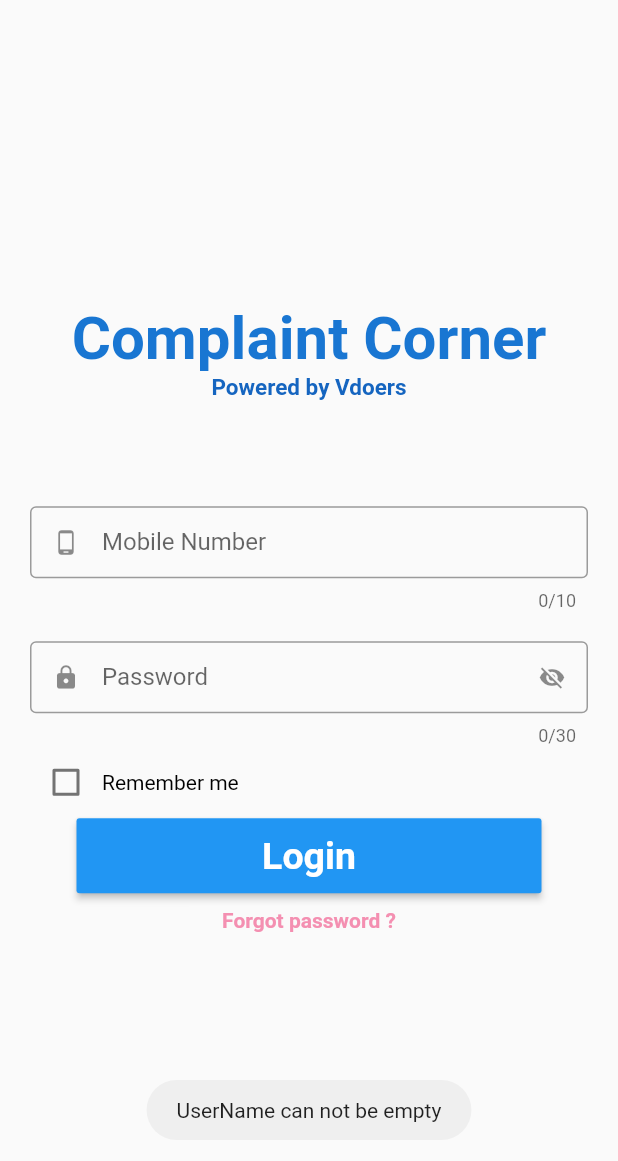
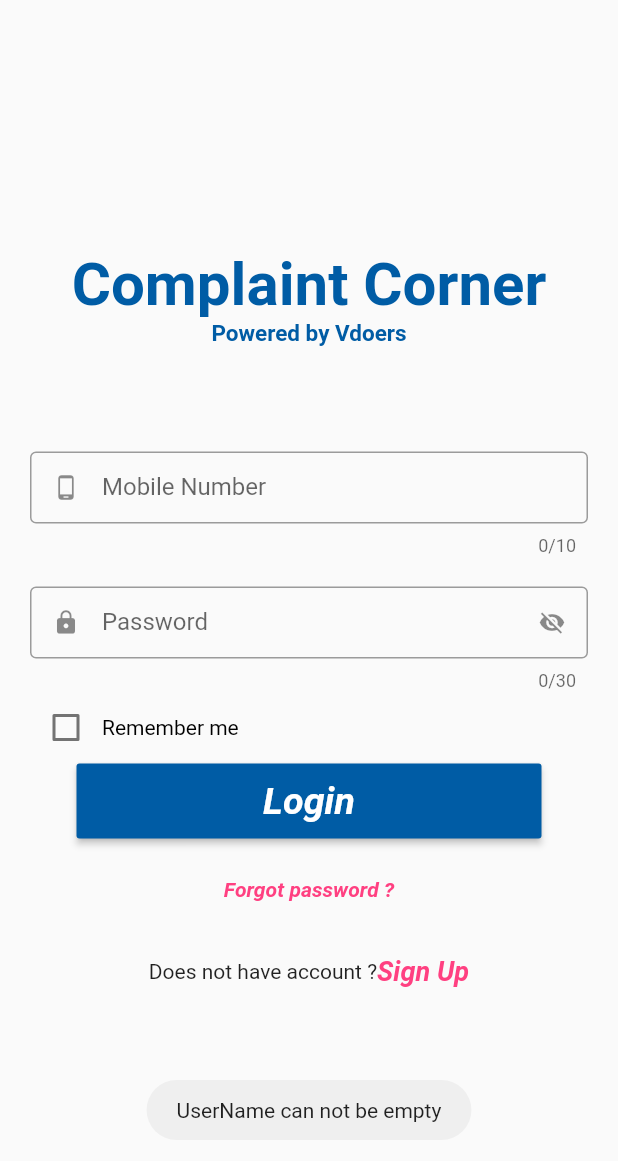
Before and after one commit to Agrim1210/Login_Page, a Flutter app: the screen it shows after launch, after a tap on "Login", on a phone screen of 412 x 824 dp. Shown: the top 1161 px of the screen. Run offline on Flutter 3.47's test engine with Material 2 defaults, Android fonts, the phone set to English and light mode, and no system bars; our stand-ins replace fluttertoast, shared_preferences.

```diff
--- /dev/null
+++ b/lib/TextWidgets.dart
@@ -0,0 +1,34 @@
+import 'package:flutter/material.dart';
+import './main.dart';
+class BelowTitle extends StatelessWidget {
+  BelowTitle({@required this.belowTitle});
+  final String belowTitle;
+  @override
+  Widget build(BuildContext context) {
+    return Text(
+      belowTitle,
+      style: TextStyle(
+        color: Color(0xFF005CA5),
+        fontWeight: FontWeight.bold,
+        fontSize: 15,
+      ),
+    );
+  }
+}
+
+class MainTitle extends StatelessWidget {
+  MainTitle({@required this.title});
+  final String title;
+
+  @override
+  Widget build(BuildContext context) {
+    return Text(
+      title,
+      style: TextStyle(
+        fontSize: 40,
+        fontWeight: FontWeight.bold,
+        color: Color(0xFF005CA5),
+      ),
+    );
+  }
+}
--- /dev/null
+++ b/lib/constants.dart
@@ -0,0 +1,24 @@
+import 'package:flutter/material.dart';
+
+const kTextFieldDecoration = InputDecoration(
+  prefixIcon: Icon(Icons.phone_android),
+  hintText: 'Required',
+  labelText: 'Mobile Number ',
+  // counterText: '0/10',
+  hintMaxLines: 10,
+  border: const OutlineInputBorder(),
+  contentPadding: EdgeInsets.symmetric(vertical: 8, horizontal: 8),
+  isDense: true,
+);
+const kPassTextFieldDecoration = InputDecoration(
+  hintMaxLines: 30,
+  prefixIcon: Icon(Icons.lock),
+  suffixIcon: Icon(
+    Icons.visibility_off,
+  ),
+  border: const OutlineInputBorder(),
+  hintText: 'Required',
+  labelText: 'Password ',
+  contentPadding: EdgeInsets.symmetric(vertical: 8, horizontal: 8),
+  isDense: true,
+);
--- a/lib/main.dart
+++ b/lib/main.dart
@@ -1,48 +1,66 @@
+import 'package:Login_Page/TextWidgets.dart';
+import 'package:Login_Page/homesceen.dart';
+import 'package:Login_Page/signup_page.dart';
 import 'package:flutter/material.dart';
 import 'package:fluttertoast/fluttertoast.dart';
+import 'signup_page.dart';
+import 'package:shared_preferences/shared_preferences.dart';
+import './constants.dart';
 
-void main() {
-  runApp(MyApp());
-}
+void main() => runApp(
+      MaterialApp(
+        home: MyApp(),
+      ),
+    );
 
 class MyApp extends StatefulWidget {
   @override
-  _MyAppState createState() => _MyAppState();
+  MyAppState createState() => MyAppState();
 }
 
-class _MyAppState extends State<MyApp> {
-  var _name;
-  var _password;
+class MyAppState extends State<MyApp> {
+  var name;
+  var password;
 
-  final _nameController = TextEditingController();
-  final _passwordController = TextEditingController();
-  bool _rememberMeFlag = false;
+  final nameController = TextEditingController();
+  final passwordController = TextEditingController();
+  bool rememberMeFlag = false;
+  // SharedPreferences prefs =
+  //                     await SharedPreferences.getInstance();
+  //   String MobileNo = prefs.getString('MobileNo');
+  //  String Password = prefs.getString('Password');
+  //  bool RememeberMe = prefs.getBool('RememeberMe');
+  @override
+  void initState() {
+    super.initState();
+    getValue();
+  }
+  // Future<String>saveData()async{
+
+  // }
 
   @override
   Widget build(BuildContext context) {
-    return MaterialApp(
-      home: Scaffold(
+    return FutureBuilder(
+        future: getValue(),
+        builder: (BuildContext context, AsyncSnapshot<void> snapshot) {
+          if (snapshot.connectionState == ConnectionState.done &&
+              name != null &&
+              password != null) {
+            return HomeScreen();
+          } else {
+            return Scaffold(
               resizeToAvoidBottomPadding: false,
               body: Container(
                 margin: EdgeInsets.all(20),
                 child: Column(
                   mainAxisAlignment: MainAxisAlignment.center,
                   children: <Widget>[
-              Text(
-                'Complaint Corner',
-                style: TextStyle(
-                  fontSize: 40,
-                  fontWeight: FontWeight.bold,
-                  color: Colors.blue[700],
+                    MainTitle(
+                      title: 'Complaint Corner',
                     ),
-              ),
-              Text(
-                'Powered by Vdoers',
-                style: TextStyle(
-                  color: Colors.blue[800],
-                  fontWeight: FontWeight.bold,
-                  fontSize: 15,
-                ),
+                    BelowTitle(
+                      belowTitle: 'Powered by Vdoers',
                     ),
                     SizedBox(
                       width: 350,
@@ -51,17 +69,8 @@ class _MyAppState extends State<MyApp> {
                     TextFormField(
                       maxLength: 10,
                       keyboardType: TextInputType.number,
-                controller: _nameController,
-                decoration: const InputDecoration(
-                  prefixIcon: Icon(Icons.phone_android),
-                  hintText: 'Required',
-                  labelText: 'Mobile Number ',
-                  counterText: '0/10',
-                  border: const OutlineInputBorder(),
-                  contentPadding:
-                      EdgeInsets.symmetric(vertical: 8, horizontal: 8),
-                  isDense: true,
-                ),
+                      controller: nameController,
+                      decoration: kTextFieldDecoration,
                     ),
                     SizedBox(
                       width: 150,
@@ -69,38 +78,23 @@ class _MyAppState extends State<MyApp> {
                     ),
                     TextFormField(
                       maxLength: 30,
-                controller: _passwordController,
+                      controller: passwordController,
                       obscureText: true,
-                decoration: const InputDecoration(
-                  counterText: '0/30',
-                  prefixIcon: Icon(Icons.lock),
-                  suffixIcon: Icon(
-                    Icons.visibility_off,
+                      decoration: kPassTextFieldDecoration,
                     ),
-                  border: const OutlineInputBorder(),
-                  hintText: 'Required',
-                  labelText: 'Password ',
-                  contentPadding:
-                      EdgeInsets.symmetric(vertical: 8, horizontal: 8),
-                  isDense: true,
-                ),
-              ),
-              // SizedBox(
-              //   height: 20,
-              // ),
                     Row(
                       children: <Widget>[
                         GestureDetector(
                           child: Checkbox(
-                      value: _rememberMeFlag,
+                            value: rememberMeFlag,
                             onChanged: (value) {
                               setState(() {
-                          _rememberMeFlag = !_rememberMeFlag;
+                                rememberMeFlag = !rememberMeFlag;
                               });
                             },
                           ),
                           onTap: () => setState(() {
-                      _rememberMeFlag = !_rememberMeFlag;
+                            rememberMeFlag = !rememberMeFlag;
                           }),
                         ),
                         Text(
@@ -113,19 +107,13 @@ class _MyAppState extends State<MyApp> {
                       minWidth: 310,
                       height: 50,
                       child: RaisedButton(
-                  color: Colors.blue[450],
-                  onPressed: () {
-                    setState(
-                      () {
+                        color: Color(0xFF005CA5),
+                        onPressed: () async {
                           if (checkMandatoryFields()) {
-                          _name = _nameController.text;
-                          _password = _passwordController.text;
-                          //Call Login Api
-
-                          Fluttertoast.showToast(msg: 'Login Successful');
+                            if (rememberMeFlag) {
+                              setValues();
                             }
-                      },
-                    );
+                          }
                         },
                         child: Text(
                           'Login',
@@ -133,31 +121,92 @@ class _MyAppState extends State<MyApp> {
                             color: Colors.white,
                             fontSize: 25,
                             fontWeight: FontWeight.bold,
+                            fontStyle: FontStyle.italic,
                           ),
                         ),
                       ),
                     ),
-              SizedBox(height: 10,),
+                    SizedBox(
+                      height: 10,
+                    ),
+                    FlatButton(
+                      onPressed: () {},
+                      child: Text(
+                        "Forgot password ?",
+                        style: new TextStyle(
+                          color: Colors.pinkAccent,
+                          fontWeight: FontWeight.bold,
+                          fontStyle: FontStyle.italic,
+                        ),
+                      ),
+                    ),
+                    SizedBox(
+                      height: 20,
+                    ),
+                    Row(
+                      mainAxisAlignment: MainAxisAlignment.center,
+                      children: <Widget>[
                         Text(
-                "Forgot password ?",
-                style: new TextStyle(color: Colors.pink[200],fontWeight: FontWeight.bold),
+                          'Does not have account ?',
+                          style: TextStyle(fontSize: 14),
                         ),
+                        GestureDetector(
+                          onTap: () {
+                            Navigator.push(
+                              context,
+                              MaterialPageRoute(
+                                builder: (context) => SignUp(),
+                              ),
+                            );
+                          },
+                          child: Text(
+                            'Sign Up',
+                            style: TextStyle(
+                              fontWeight: FontWeight.bold,
+                              fontSize: 18,
+                              color: Colors.pinkAccent,
+                              fontStyle: FontStyle.italic,
+                            ),
+                          ),
+                        )
                       ],
-          ),
+                    )
+                  ],
                 ),
               ),
             );
           }
+        });
+  }
 
   bool checkMandatoryFields() {
-    if (_nameController.text.isEmpty) {
+    if (nameController.text.isEmpty) {
       Fluttertoast.showToast(msg: 'UserName can not be empty');
       return false;
-    } else if (_passwordController.text.isEmpty) {
+    } else if (passwordController.text.isEmpty) {
       Fluttertoast.showToast(msg: 'Password can not be empty');
       return false;
     } else {
       return true;
     }
   }
+
+  void setValues() async {
+    SharedPreferences prefs = await SharedPreferences.getInstance();
+    prefs.setString('MobileNo', nameController.text.toString());
+    prefs.setString('Password', passwordController.text.toString());
+    prefs.setBool('RememberMe', rememberMeFlag);
+    print('values are set');
   }
+
+  Future getValue() async {
+    print('getting value ');
+    SharedPreferences prefs = await SharedPreferences.getInstance();
+    String MobileNo = prefs.getString('MobileNo');
+    String Password = prefs.getString('Password');
+    // bool RememeberMe = prefs.getBool('RememeberMe');
+    print('MobileNo: ${MobileNo}');
+    print('Password: ${Password}');
+    // print('RememberMe: ${RememberMe}');
+  }
+}
--- a/pubspec.yaml
+++ b/pubspec.yaml
@@ -24,6 +24,7 @@ dependencies:
   flutter:
     sdk: flutter
   fluttertoast: ^4.0.1
+  shared_preferences: ^0.5.7+3
 
   # The following adds the Cupertino Icons font to your application.
   # Use with the CupertinoIcons class for iOS style icons.
```
Also changed, not shown: lib/homesceen.dart (added, +16 -0 lines), lib/signup_page.dart (added, +60 -0 lines), lib/RaisedButton.dart (added), pubspec.lock, 5 other files. Lines whose indentation alone changed are shown as unchanged.
